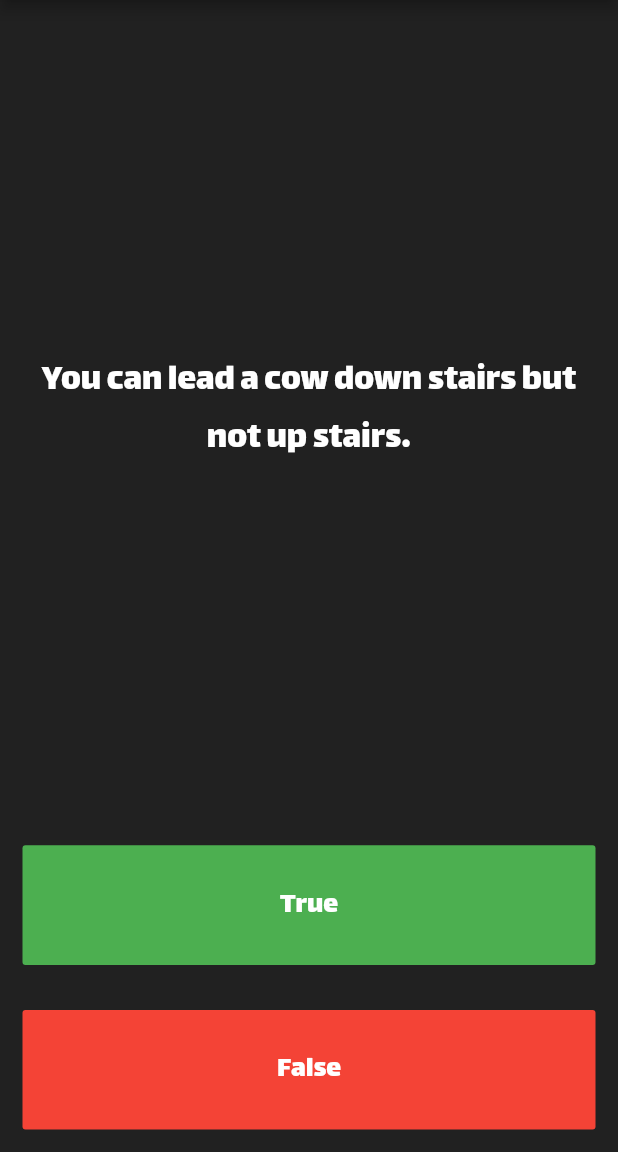
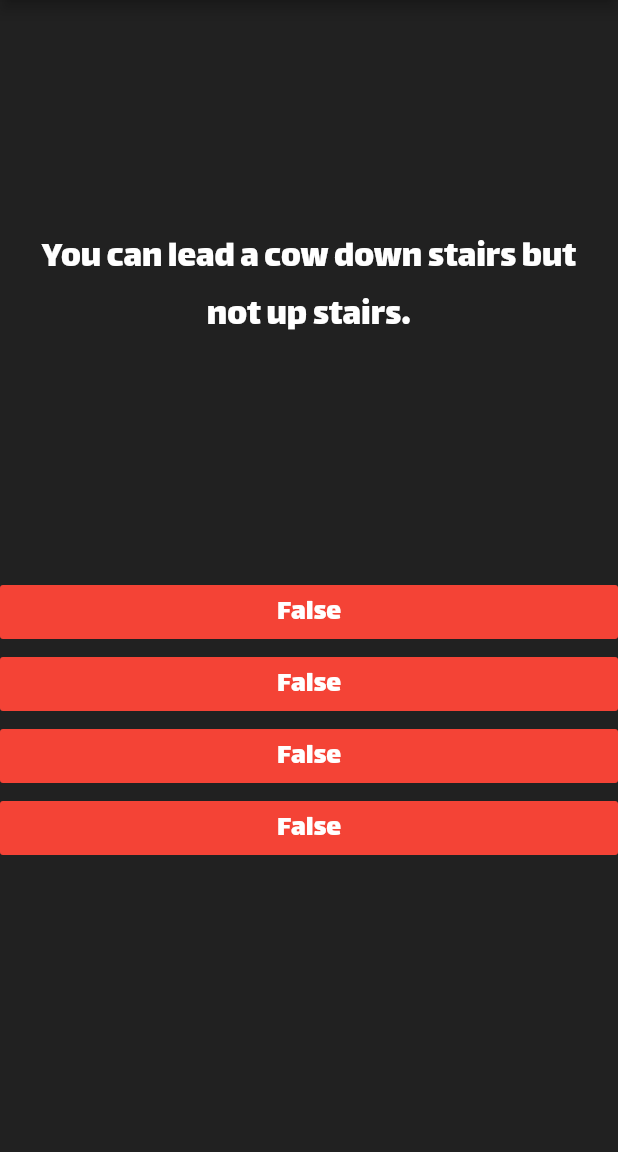
Before and after one commit to IbrahimAlatoom/stupid_test, a Flutter app: the QuizPage screen opened by its route, on a phone screen of 412 x 824 dp, the part 84-1236 px from its top. Run offline on Flutter 3.47's test engine with Material 2 defaults, Android fonts, the phone set to English and light mode, and no system bars; our stand-ins replace rflutter_alert.

Commit message:
redesign the main layout

```diff
--- a/lib/quiz_page.dart
+++ b/lib/quiz_page.dart
@@ -1,5 +1,5 @@
 import 'package:flutter/material.dart';
-import 'package:quizzler/questions.dart';
+
 import 'quizAccount.dart';
 
 class QuizPage extends StatefulWidget {
@@ -46,7 +46,7 @@ class _QuizPageState extends State<QuizPage> {
         crossAxisAlignment: CrossAxisAlignment.stretch,
         children: <Widget>[
           Expanded(
-            flex: 5,
+            flex: 1,
             child: Padding(
               padding: EdgeInsets.all(10.0),
               child: Center(
@@ -62,29 +62,9 @@ class _QuizPageState extends State<QuizPage> {
             ),
           ),
           Expanded(
-            child: Padding(
-              padding: EdgeInsets.all(15.0),
-              child: FlatButton(
-                textColor: Colors.white,
-                color: Colors.green,
-                child: Text(
-                  'True',
-                  style: TextStyle(
-                    color: Colors.white,
-                    fontSize: 20.0,
-                  ),
-                ),
-                onPressed: () {
-                  //The user picked true.
-                  check(true);
-                },
-              ),
-            ),
-          ),
-          Expanded(
-            child: Padding(
-              padding: EdgeInsets.all(15.0),
-              child: FlatButton(
+            child: ListView(
+              children: <Widget>[
+                FlatButton(
                   color: Colors.red,
                   child: Text(
                     'False',
@@ -98,10 +78,50 @@ class _QuizPageState extends State<QuizPage> {
                     check(false);
                   },
                 ),
+                FlatButton(
+                  color: Colors.red,
+                  child: Text(
+                    'False',
+                    style: TextStyle(
+                      fontSize: 20.0,
+                      color: Colors.white,
                     ),
                   ),
-          Row(
-            children: scoreKeeper,
+                  onPressed: () {
+                    //The user picked false.
+                    check(false);
+                  },
+                ),
+                FlatButton(
+                  color: Colors.red,
+                  child: Text(
+                    'False',
+                    style: TextStyle(
+                      fontSize: 20.0,
+                      color: Colors.white,
+                    ),
+                  ),
+                  onPressed: () {
+                    //The user picked false.
+                    check(false);
+                  },
+                ),
+                FlatButton(
+                  color: Colors.red,
+                  child: Text(
+                    'False',
+                    style: TextStyle(
+                      fontSize: 20.0,
+                      color: Colors.white,
+                    ),
+                  ),
+                  onPressed: () {
+                    //The user picked false.
+                    check(false);
+                  },
+                )
+              ],
+            ),
           ),
         ],
       ),
```
Lines whose indentation alone changed are shown as unchanged.
